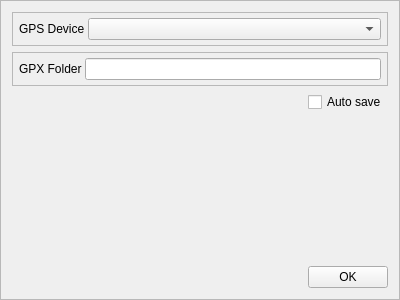
Qt form Pilocik/gpsoptionswindow.ui (dotevo/Pilocik) before a commit.
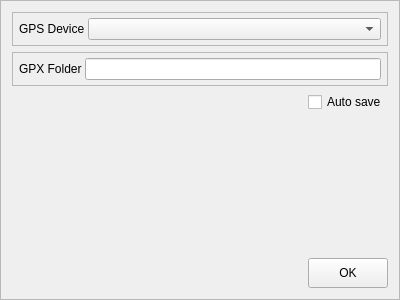
The same form after that commit.

The edit to the form file:
```diff
--- a/Pilocik/gpsoptionswindow.ui
+++ b/Pilocik/gpsoptionswindow.ui
@@ -122,6 +122,12 @@
        <verstretch>0</verstretch>
       </sizepolicy>
      </property>
+     <property name="minimumSize">
+      <size>
+       <width>0</width>
+       <height>30</height>
+      </size>
+     </property>
      <property name="text">
       <string>OK</string>
      </property>
```
